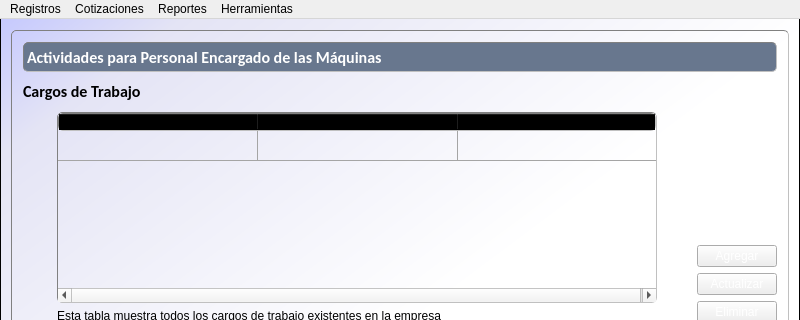
Qt form cosmec/cosmec.ui (Exxu/cosmec-si) before a commit; both pictures show x 0 to 800 and y 0 to 320 of the 800 by 600 pixel window.
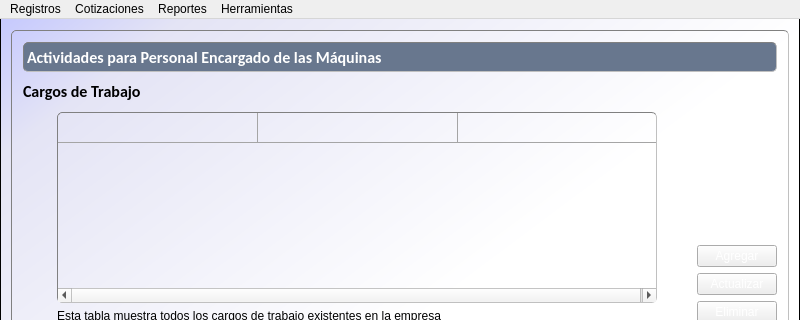
The same form after that commit. The open tabs and pages were chosen to show the change. Icons and pictures are not drawn.

Diff of the .ui file:
```diff
--- a/cosmec/cosmec.ui
+++ b/cosmec/cosmec.ui
@@ -1299,7 +1299,7 @@
                <number>3</number>
               </property>
               <attribute name="horizontalHeaderVisible">
-               <bool>true</bool>
+               <bool>false</bool>
               </attribute>
               <attribute name="horizontalHeaderCascadingSectionResizes">
                <bool>false</bool>
```
Left out of the diff: 2 changed lines with no effect on the pictures.
